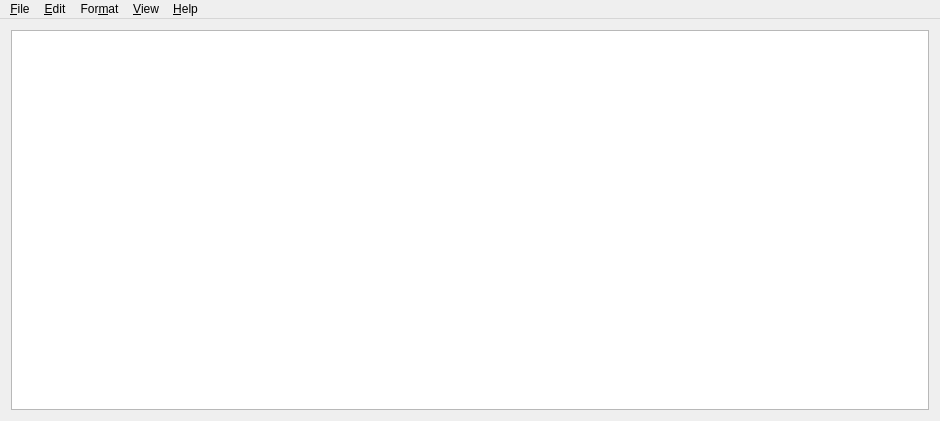
Qt form mainwindow.ui (VovaHorodechnyy/custom-text-edit) before a commit.
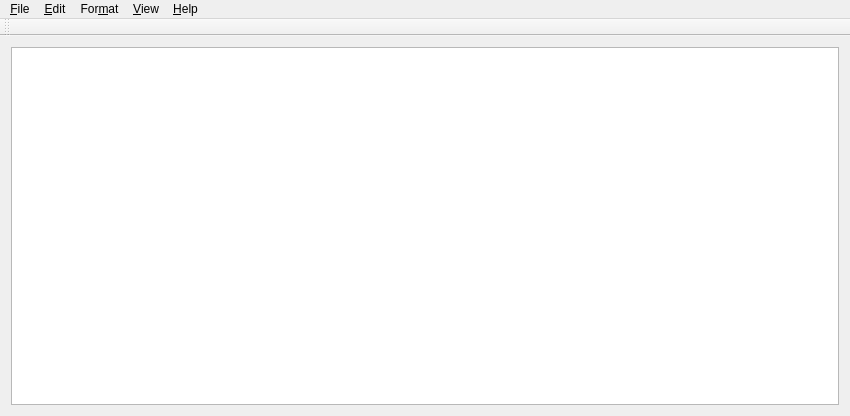
The same form after that commit.

Diff of the .ui file:
```diff
--- a/mainwindow.ui
+++ b/mainwindow.ui
@@ -6,33 +6,17 @@
    <rect>
     <x>0</x>
     <y>0</y>
-    <width>940</width>
-    <height>421</height>
+    <width>850</width>
+    <height>416</height>
    </rect>
   </property>
-  <property name="sizePolicy">
-   <sizepolicy hsizetype="Expanding" vsizetype="Preferred">
-    <horstretch>0</horstretch>
-    <verstretch>0</verstretch>
-   </sizepolicy>
-  </property>
   <property name="windowTitle">
    <string>MainWindow</string>
   </property>
   <widget class="QWidget" name="centralWidget">
    <layout class="QGridLayout" name="gridLayout">
     <item row="0" column="0">
-     <widget class="QTextEdit" name="textEdit">
-      <property name="sizePolicy">
-       <sizepolicy hsizetype="Ignored" vsizetype="Ignored">
-        <horstretch>0</horstretch>
-        <verstretch>0</verstretch>
-       </sizepolicy>
-      </property>
-      <property name="lineWrapColumnOrWidth">
-       <number>32</number>
-      </property>
-     </widget>
+     <widget class="QTextEdit" name="textEdit"/>
     </item>
    </layout>
   </widget>
@@ -41,17 +25,11 @@
     <rect>
      <x>0</x>
      <y>0</y>
-     <width>940</width>
+     <width>850</width>
      <height>21</height>
     </rect>
    </property>
-   <widget class="QMenu" name="menuFile">
-    <property name="inputMethodHints">
-     <set>Qt::ImhNone</set>
-    </property>
-    <property name="tearOffEnabled">
-     <bool>false</bool>
-    </property>
+   <widget class="QMenu" name="menu_File">
     <property name="title">
      <string>&amp;File</string>
     </property>
@@ -61,31 +39,39 @@
     <addaction name="actionNew"/>
     <addaction name="action_Open"/>
    </widget>
-   <widget class="QMenu" name="menuEdit">
+   <widget class="QMenu" name="menu_Edit">
     <property name="title">
      <string>&amp;Edit</string>
     </property>
    </widget>
-   <widget class="QMenu" name="menuFormat">
+   <widget class="QMenu" name="menuFor_mat">
     <property name="title">
      <string>For&amp;mat</string>
     </property>
    </widget>
-   <widget class="QMenu" name="menuView">
+   <widget class="QMenu" name="menu_View">
     <property name="title">
      <string>&amp;View</string>
     </property>
    </widget>
-   <widget class="QMenu" name="menuHelp">
+   <widget class="QMenu" name="menu_Help">
     <property name="title">
      <string>&amp;Help</string>
     </property>
    </widget>
-   <addaction name="menuFile"/>
-   <addaction name="menuEdit"/>
-   <addaction name="menuFormat"/>
-   <addaction name="menuView"/>
-   <addaction name="menuHelp"/>
+   <addaction name="menu_File"/>
+   <addaction name="menu_Edit"/>
+   <addaction name="menuFor_mat"/>
+   <addaction name="menu_View"/>
+   <addaction name="menu_Help"/>
+  </widget>
+  <widget class="QToolBar" name="mainToolBar">
+   <attribute name="toolBarArea">
+    <enum>TopToolBarArea</enum>
+   </attribute>
+   <attribute name="toolBarBreak">
+    <bool>true</bool>
+   </attribute>
   </widget>
   <action name="actionNew">
    <property name="text">
```
Left out of the diff: 90 changed lines with no effect on the pictures.
